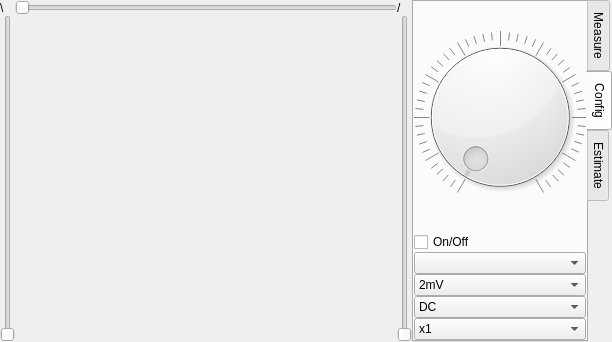
First picture: the form in display.ui, repository anatoltrush/OscillO, before the edit.
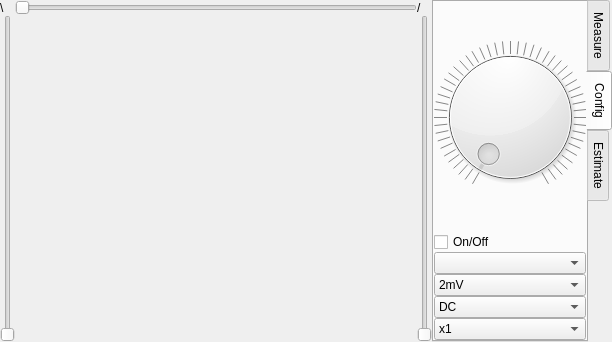
Second picture: the form after the edit.

What changed in the file:
```diff
--- a/display.ui
+++ b/display.ui
@@ -84,7 +84,7 @@
     <widget class="QTabWidget" name="tWChannel">
      <property name="maximumSize">
       <size>
-       <width>200</width>
+       <width>180</width>
        <height>16777215</height>
       </size>
      </property>
@@ -127,6 +127,9 @@
            <height>0</height>
           </size>
          </property>
+         <property name="pageStep">
+          <number>1</number>
+         </property>
          <property name="notchesVisible">
           <bool>true</bool>
          </property>
```
